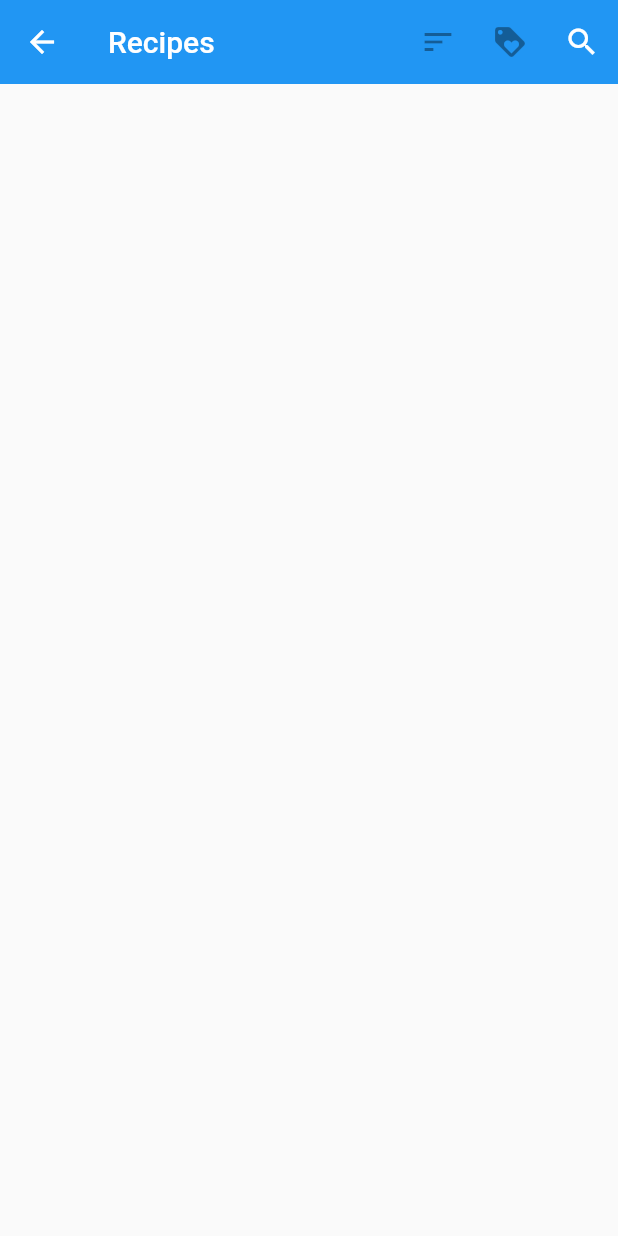
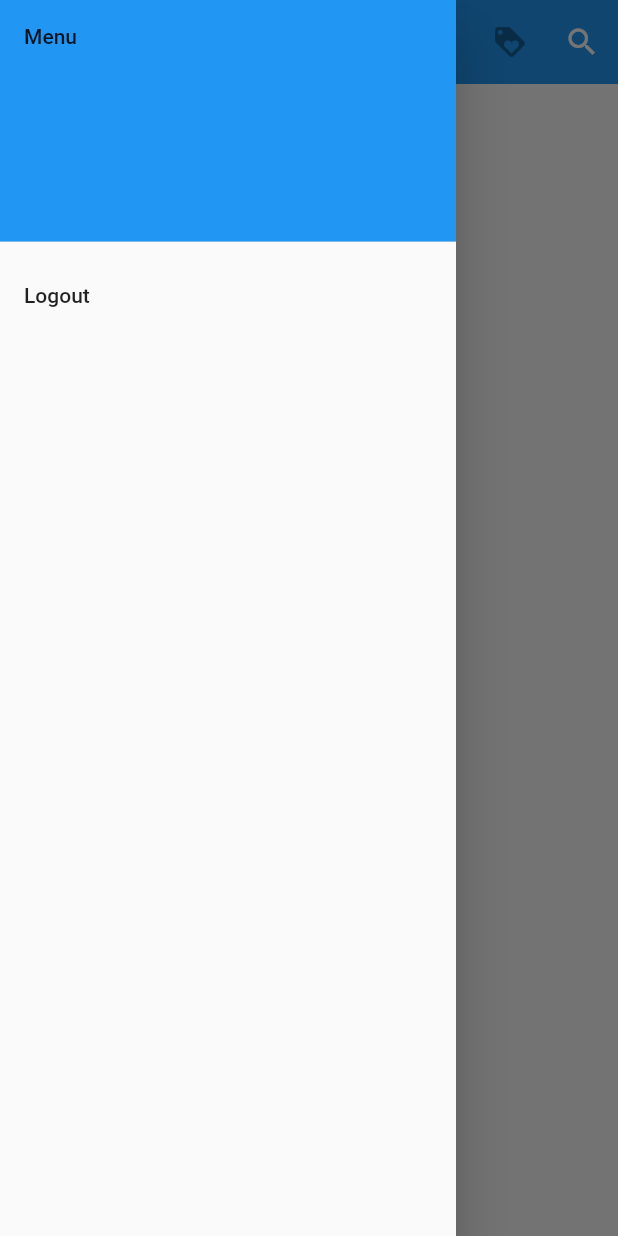
Before and after one commit to mrmeyers99/cookbook, a Flutter app: the HomeScreen screen opened by its route, with the side drawer open (before the commit the screen has no drawer), on a phone screen of 412 x 824 dp. Run offline on Flutter 3.47's test engine with Material 2 defaults, Android fonts, the phone set to English and light mode, and no system bars; our stand-ins replace cloud_firestore, firebase_auth, flutter_cache_manager, wakelock; accounts and stored records are empty.

Commit message:
Ugly looking logout link in the app "drawer"

```diff
--- a/lib/ui/screens/home.dart
+++ b/lib/ui/screens/home.dart
@@ -1,22 +1,23 @@
+import 'package:firebase_auth/firebase_auth.dart';
 import 'package:flutter/material.dart';
 import 'package:logging/logging.dart';
 import 'package:cloud_firestore/cloud_firestore.dart';
 import 'package:test_flutter/model/recipe.dart';
-import 'package:test_flutter/ui/screens/individual_recipe.dart';
 import 'package:test_flutter/ui/widgets/recipe_card_thumbnail.dart';
+
+import 'login.dart';
 
 class HomeScreen extends StatefulWidget {
   final log = Logger('HomeScreen');
   final String uid;
 
-  HomeScreen({Key key, String uid}): this.uid = uid;
+  HomeScreen({Key key, String uid}) : this.uid = uid;
 
   @override
   _HomeScreenState createState() => _HomeScreenState(uid);
 }
 
 class _HomeScreenState extends State<HomeScreen> {
-
   final String uid;
 
   Stream<QuerySnapshot> stream;
@@ -25,7 +26,10 @@ class _HomeScreenState extends State<HomeScreen> {
 
   @override
   void initState() {
-    stream = Firestore.instance.collection('recipes').where("uid", isEqualTo: uid).snapshots();
+    stream = Firestore.instance
+        .collection('recipes')
+        .where("uid", isEqualTo: uid)
+        .snapshots();
     super.initState();
   }
 
@@ -34,6 +38,30 @@ class _HomeScreenState extends State<HomeScreen> {
     WidgetsFlutterBinding.ensureInitialized();
 
     return Scaffold(
+        drawer: Drawer(
+          child: ListView(
+            // Important: Remove any padding from the ListView.
+            padding: EdgeInsets.zero,
+            children: <Widget>[
+              DrawerHeader(
+                child: Text('Menu'),
+                decoration: BoxDecoration(
+                  color: Colors.blue,
+                ),
+              ),
+              ListTile(
+                title: Text('Logout'),
+                onTap: () {
+                  FirebaseAuth.instance.signOut().then((result) =>
+                      Navigator.pushReplacement(
+                          context,
+                          MaterialPageRoute(
+                              builder: (context) => LoginScreen())));
+                },
+              )
+            ],
+          ),
+        ),
         // https://medium.com/flutterpub/implementing-search-in-flutter-17dc5aa72018
         body: CustomScrollView(slivers: <Widget>[
           SliverAppBar(
@@ -45,7 +73,7 @@ class _HomeScreenState extends State<HomeScreen> {
                   icon: Icon(Icons.sort), //todo: implement
                 ),
                 IconButton(
-            icon: Icon(Icons.loyalty),  //todo: implement
+                  icon: Icon(Icons.loyalty), //todo: implement
                 ),
                 IconButton(
                   icon: Icon(Icons.search),
@@ -59,8 +87,7 @@ class _HomeScreenState extends State<HomeScreen> {
               ]),
           StreamBuilder(
             stream: stream,
-        builder: (context, snapshot) =>
-          SliverGrid(
+            builder: (context, snapshot) => SliverGrid(
               gridDelegate: SliverGridDelegateWithFixedCrossAxisCount(
                 ///no.of items in the horizontal axis
                 crossAxisCount: 2,
@@ -70,10 +97,13 @@ class _HomeScreenState extends State<HomeScreen> {
               delegate: SliverChildBuilderDelegate(
                 (BuildContext context, int index) {
                   var docSnapshot = snapshot.data.documents[index];
-                return RecipeThumbnail(Recipe.fromMap(docSnapshot.data, docSnapshot.documentID));
+                  return RecipeThumbnail(
+                      Recipe.fromMap(docSnapshot.data, docSnapshot.documentID));
                 },
+
                 /// Set childCount to limit no.of items
-              childCount: snapshot.hasData ? snapshot.data.documents.length : 0,
+                childCount:
+                    snapshot.hasData ? snapshot.data.documents.length : 0,
               ),
             ),
           ),
@@ -82,7 +112,6 @@ class _HomeScreenState extends State<HomeScreen> {
 }
 
 class RecipeSearchDelegate extends SearchDelegate {
-
   @override
   List<Widget> buildActions(BuildContext context) {
     return [
@@ -121,7 +150,9 @@ class RecipeSearchDelegate extends SearchDelegate {
     }
 
     // todo: I think i shouldn't be creating this instance in a buildResults function for performance reasons
-    var dbQuery = Firestore.instance.collection('recipes').where("keywords", arrayContainsAny: query.toLowerCase().split(" "));
+    var dbQuery = Firestore.instance
+        .collection('recipes')
+        .where("keywords", arrayContainsAny: query.toLowerCase().split(" "));
     if (maxResults != null) {
       dbQuery = dbQuery.limit(maxResults);
     }
@@ -129,13 +160,14 @@ class RecipeSearchDelegate extends SearchDelegate {
 
     return StreamBuilder(
       stream: stream,
-        builder: (context, snapshot) =>
-            GridView.builder(
+      builder: (context, snapshot) => GridView.builder(
         itemCount: snapshot.hasData ? snapshot.data.documents.length : 0,
         gridDelegate:
             SliverGridDelegateWithFixedCrossAxisCount(crossAxisCount: 2),
         itemBuilder: (context, index) {
-                return RecipeThumbnail(Recipe.fromMap(snapshot.data.documents[index].data, snapshot.data.documents[index].documentID));
+          return RecipeThumbnail(Recipe.fromMap(
+              snapshot.data.documents[index].data,
+              snapshot.data.documents[index].documentID));
         },
       ),
     );
```
Lines whose indentation alone changed are shown as unchanged.
